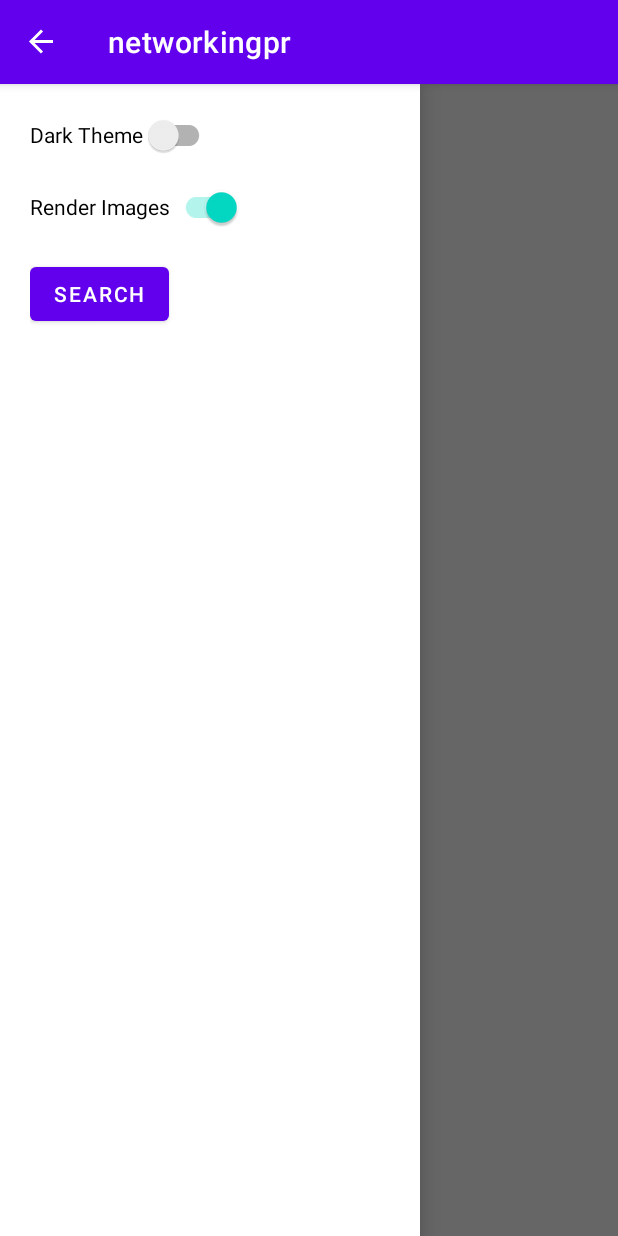
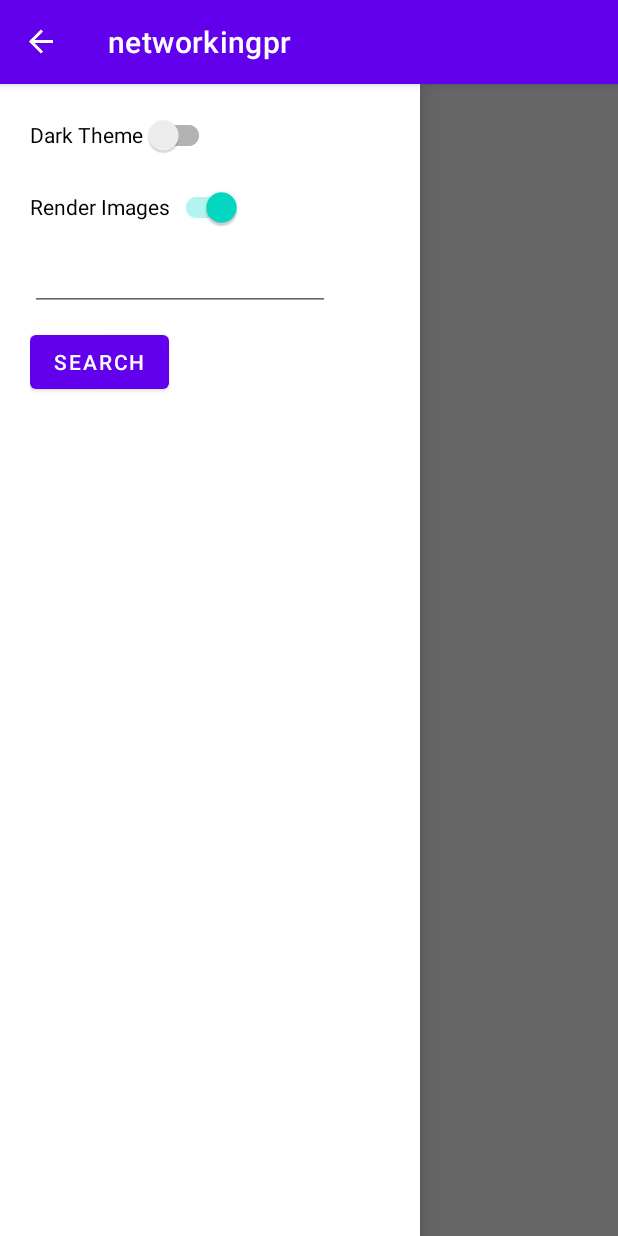
Before and after one commit to somaigaurav333/Awarify, an Android app: the screen it shows after launch (MainActivity), with the side drawer open, on a phone screen of 412 x 824 dp. Run offline under Robolectric (Android 15) with nearby library versions, the phone set to English and light mode, and no system bars; pictures from the network do not load.

Commit message:
added search in navbar

```diff
--- a/app/src/main/res/layout/activity_main.xml
+++ b/app/src/main/res/layout/activity_main.xml
@@ -79,6 +79,15 @@
                     app:layout_constraintStart_toStartOf="parent"
                     app:layout_constraintTop_toBottomOf="@id/darkthemetoggle" />
 
+                <EditText
+                    android:id="@+id/searchfield"
+                    android:layout_width="200dp"
+                    android:maxLines="@integer/material_motion_duration_long_1"
+                    android:layout_height="wrap_content"
+                    app:layout_constraintStart_toStartOf="parent"
+                    app:layout_constraintTop_toBottomOf="@+id/renderimagetoggle"
+                    android:autofillHints="Search for" />
+
                 <Button
                     android:id="@+id/Search"
                     android:layout_width="wrap_content"
@@ -86,7 +95,7 @@
                     android:layout_marginTop="10dp"
                     android:text="@string/Search"
                     app:layout_constraintStart_toStartOf="parent"
-                    app:layout_constraintTop_toBottomOf="@id/renderimagetoggle" />
+                    app:layout_constraintTop_toBottomOf="@id/searchfield" />
             </androidx.constraintlayout.widget.ConstraintLayout>
 
 
```
Also changed, not shown: app/src/main/java/com/example/networkingpr/MainActivity.kt (+57 -6 lines).
